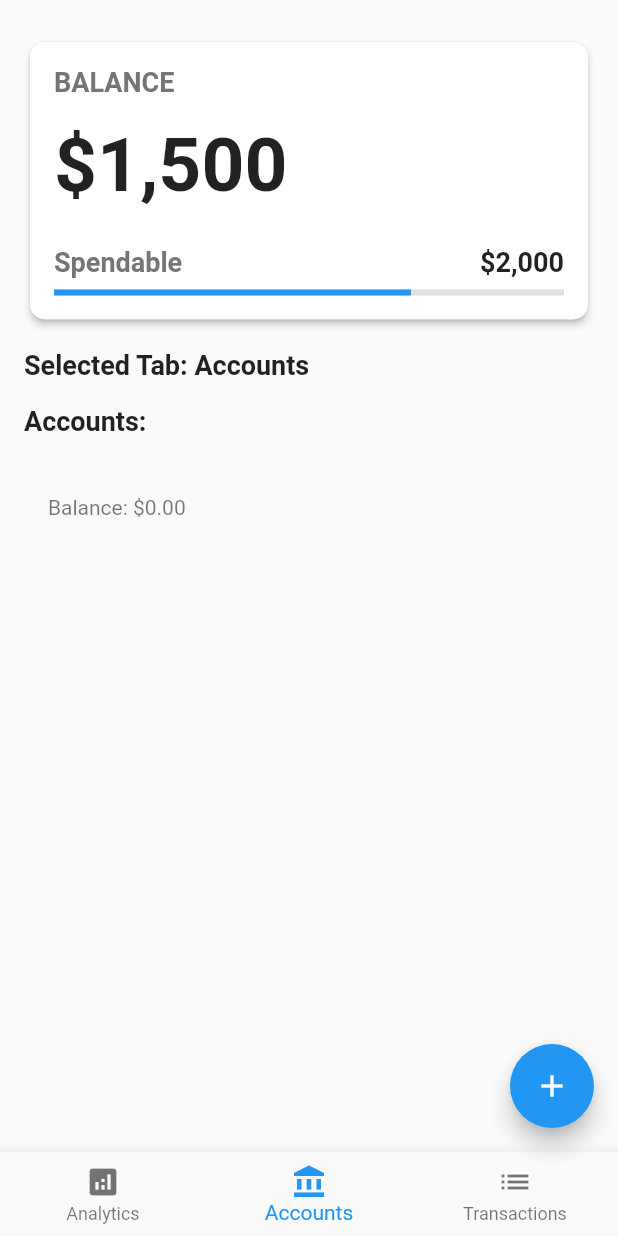
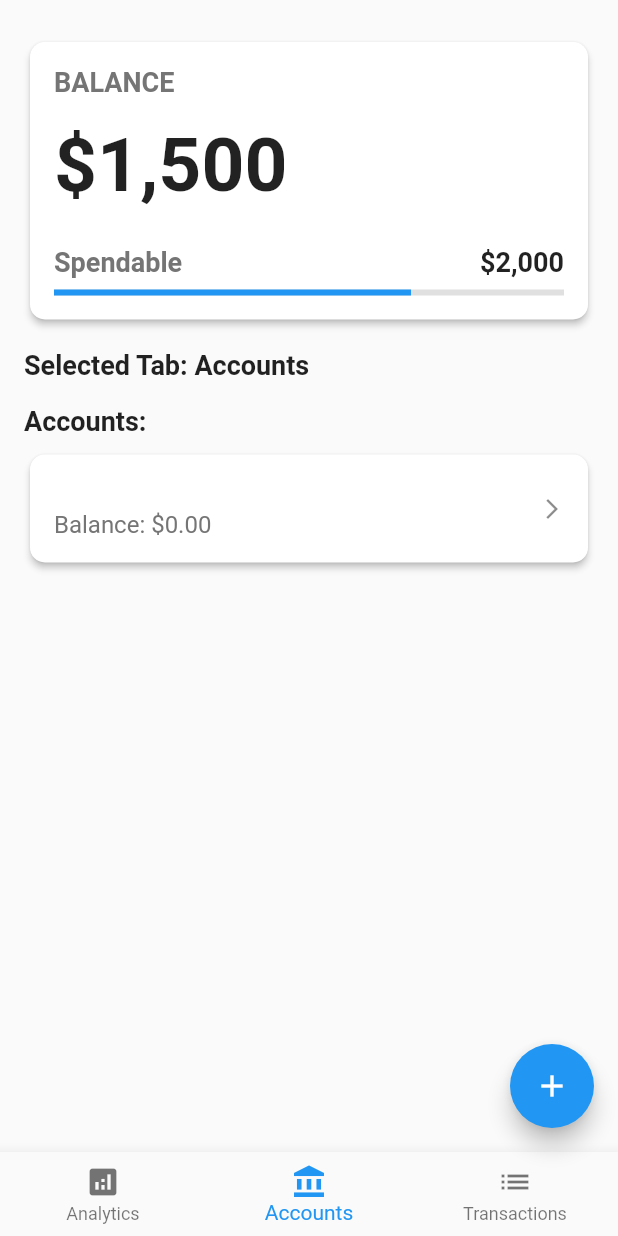
Before and after one commit to rpyncierto/AllowancePal, a Flutter app: the DashboardPage screen opened directly, item 2 of the bottom bar chosen, on a phone screen of 412 x 824 dp. Run offline on Flutter 3.47's test engine with Material 2 defaults, Android fonts, the light colour scheme and no system bars; our stand-ins replace firebase_core, shared_preferences; accounts and stored records are empty.

Commit message:
style: added styling in displaying accounts

```diff
--- a/lib/screens/tracker/dashboard.dart
+++ b/lib/screens/tracker/dashboard.dart
@@ -14,7 +14,6 @@ class _DashboardPageState extends State<DashboardPage> {
 
   String accountName = '';
   double balance = 0.0;
-
 
   @override
   void initState() {
@@ -121,13 +120,36 @@ class _DashboardPageState extends State<DashboardPage> {
                     fontWeight: FontWeight.bold,
                   ),
                 ),
+                const SizedBox(height: 8.0),
                 ListView.builder(
                   shrinkWrap: true,
                   itemCount: accounts.length,
                   itemBuilder: (context, index) {
-                    return ListTile(
-                      title: Text(accounts[index].name),
-                      subtitle: Text('Balance: \$${accounts[index].balance.toStringAsFixed(2)}'),
+                    return Card(
+                      elevation: 2.0,
+                      shape: RoundedRectangleBorder(
+                        borderRadius: BorderRadius.circular(10.0),
+                      ),
+                      child: ListTile(
+                        title: Text(
+                          accounts[index].name,
+                          style: TextStyle(
+                            fontSize: 18.0,
+                            fontWeight: FontWeight.bold,
+                          ),
+                        ),
+                        subtitle: Text(
+                          'Balance: \$${accounts[index].balance.toStringAsFixed(2)}',
+                          style: TextStyle(
+                            fontSize: 16.0,
+                            color: Colors.grey[600],
+                          ),
+                        ),
+                        trailing: Icon(
+                          Icons.arrow_forward_ios,
+                          size: 16.0,
+                        ),
+                      ),
                     );
                   },
                 ),
```
